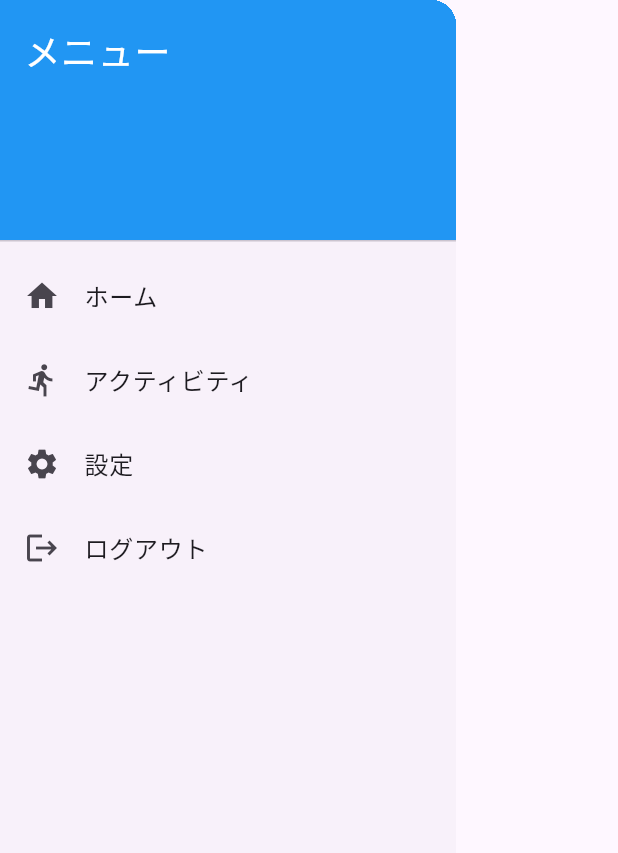
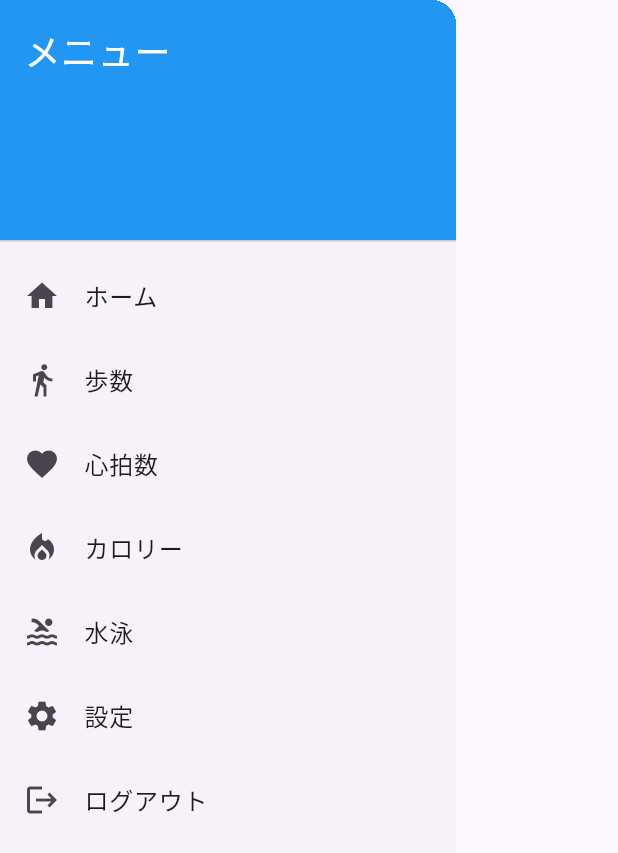
Before and after one commit to sugar2456/vital_data_viewer_app, a Flutter app: the CustomDrawer widget shown alone on an empty page, opened directly, on a phone screen of 412 x 824 dp. Shown: the top 853 px of the screen. Run offline on Flutter 3.47's test engine with Material 3 defaults, Android fonts, the phone set to English and light mode, and no system bars; missing offline and left inert: flutter_web_auth_2, graphic, window_manager.

Commit message:
活動情報を複数の日付に跨いで表示したいので、各画面に一つの項目を表示するようにした

```diff
--- a/lib/views/component/custom_drawer.dart
+++ b/lib/views/component/custom_drawer.dart
@@ -31,11 +31,43 @@ class CustomDrawer extends StatelessWidget {
                 Navigator.pushNamed(context, '/home');
               },
             ),
+            // ListTile(
+            //   leading: const Icon(Icons.directions_run),
+            //   title: const Text('アクティビティ'),
+            //   onTap: () {
+            //     Navigator.pushNamed(context, '/activity');
+            //   },
+            // ),
             ListTile(
-              leading: const Icon(Icons.directions_run),
-              title: const Text('アクティビティ'),
+              leading: const Icon(Icons.directions_walk),
+              title: const Text('歩数'),
               onTap: () {
-                Navigator.pushNamed(context, '/activity');
+                // 歩数画面への遷移処理
+                Navigator.pushNamed(context, '/step');
+              },
+            ),
+            ListTile(
+              leading: const Icon(Icons.favorite),
+              title: const Text('心拍数'),
+              onTap: () {
+                // 心拍数画面への遷移処理
+                Navigator.pushNamed(context, '/heart_rate');
+              },
+            ),
+            ListTile(
+              leading: const Icon(Icons.local_fire_department),
+              title: const Text('カロリー'),
+              onTap: () {
+                // カロリー画面への遷移処理
+                Navigator.pushNamed(context, '/calories');
+              },
+            ),
+            ListTile(
+              leading: const Icon(Icons.pool),
+              title: const Text('水泳'),
+              onTap: () {
+                // 水泳画面への遷移処理
+                Navigator.pushNamed(context, '/swimming');
               },
             ),
             ListTile(
```
Also changed, not shown: lib/main.dart (+10 -0 lines), lib/views/activity_view.dart (added, +24 -0 lines), lib/views/calories_view.dart (added, +26 -0 lines), lib/views/heart_rate_view.dart (added, +27 -0 lines), lib/views/step_view.dart (added, +27 -0 lines), lib/views/swimming_strokes_view.dart (added, +27 -0 lines).
